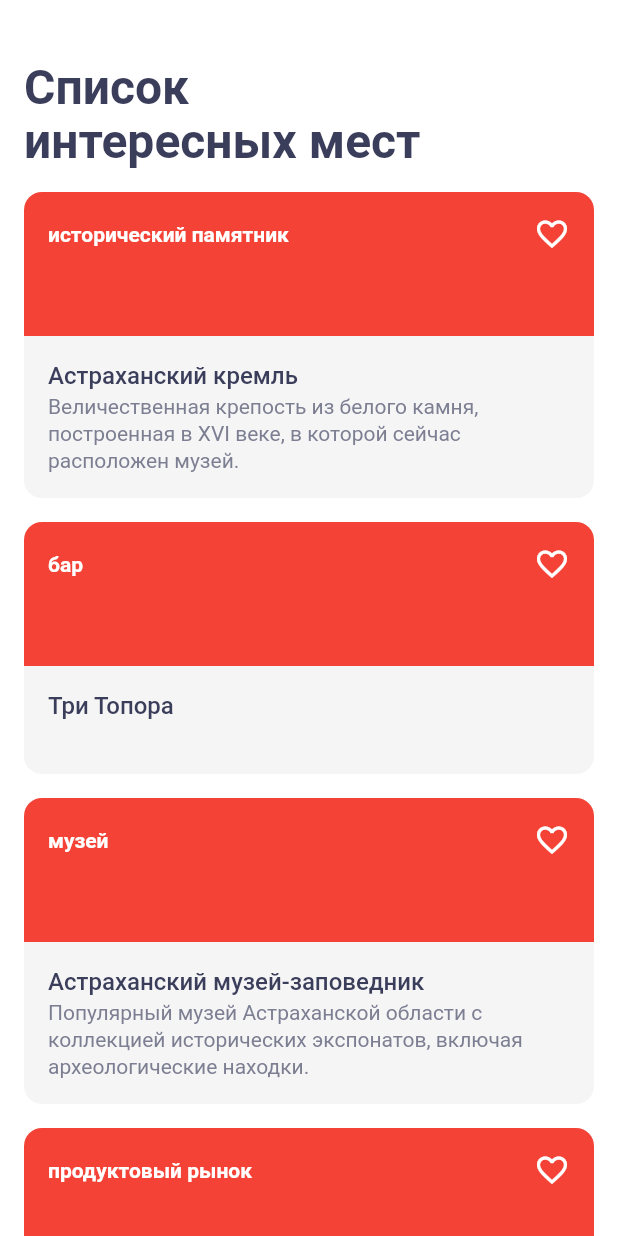
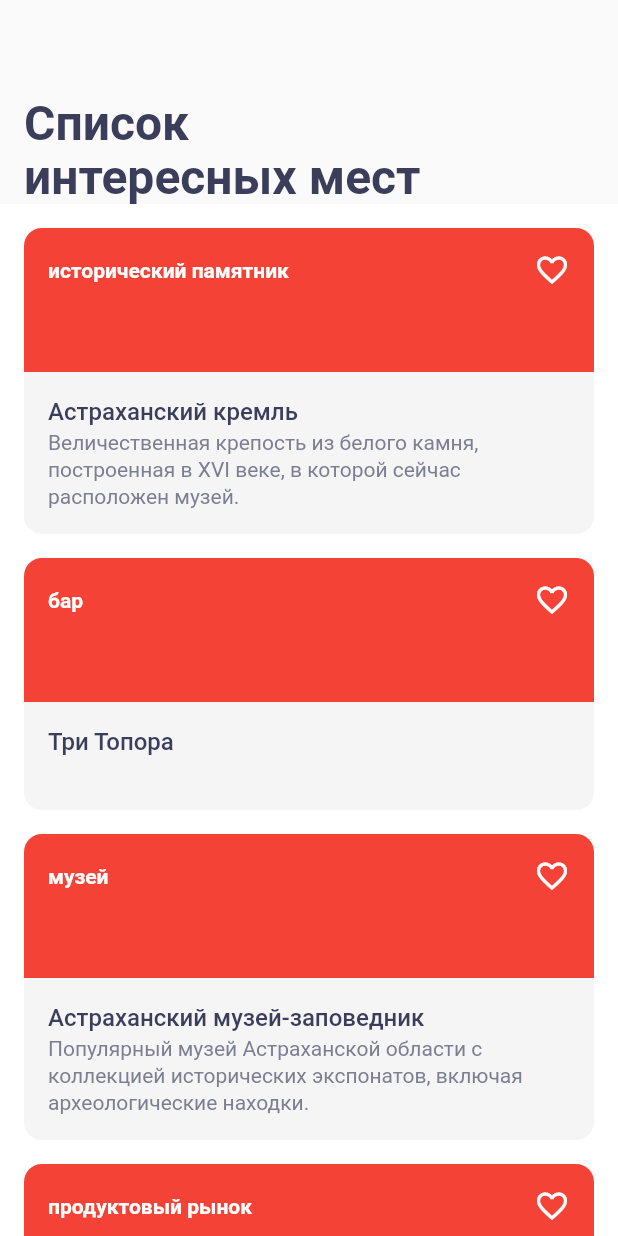
Before and after one commit to EugeneAlexandrov/surf-flutter-course-alexandrov, a Flutter app: the screen it shows after launch, on a phone screen of 412 x 824 dp. Run offline on Flutter 3.47's test engine with Material 2 defaults, Android fonts, the phone set to English and light mode, and no system bars.

Commit message:
add customAppbar

```diff
--- a/lib/ui/screen/sight_list_screen.dart
+++ b/lib/ui/screen/sight_list_screen.dart
@@ -15,20 +15,7 @@ class _SightListScreenState extends State<SightListScreen> {
   @override
   Widget build(BuildContext context) {
     return Scaffold(
-      appBar: AppBar(
-        toolbarHeight: 112,
-        backgroundColor: Colors.white,
-        elevation: 0,
-        title: Container(
-          margin: const EdgeInsets.only(top: 40),
-          child: const Text(
-            AppStrings.sightListScreenTitle,
-            style: Themes.largeTitle,
-            maxLines: 2,
-            textAlign: TextAlign.start,
-          ),
-        ),
-      ),
+      appBar: const CustomAppBar(height: 200),
       resizeToAvoidBottomInset: false,
       body: Container(
         color: Colors.white,
@@ -42,3 +29,23 @@ class _SightListScreenState extends State<SightListScreen> {
     );
   }
 }
+
+class CustomAppBar extends StatelessWidget implements PreferredSizeWidget {
+  final double height;
+
+  const CustomAppBar({Key? key, required this.height}) : super(key: key);
+
+  @override
+  Size get preferredSize => Size.fromHeight(height);
+
+  @override
+  Widget build(BuildContext context) {
+    return Container(
+      padding: const EdgeInsets.only(top: 64, left: 16),
+      child: const Text(
+        AppStrings.sightListScreenTitle,
+        style: Themes.largeTitle,
+      ),
+    );
+  }
+}
```
